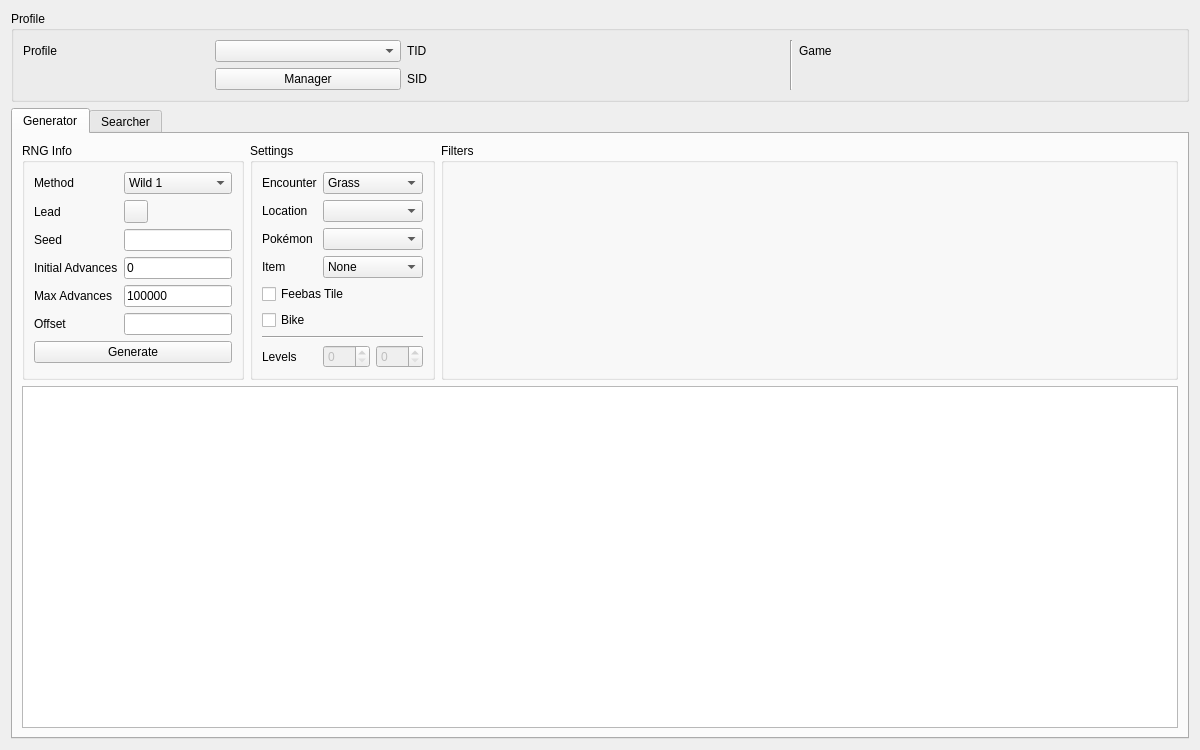
Qt form Form/Gen3/Wild3.ui (Admiral-Fish/PokeFinder) before a commit.
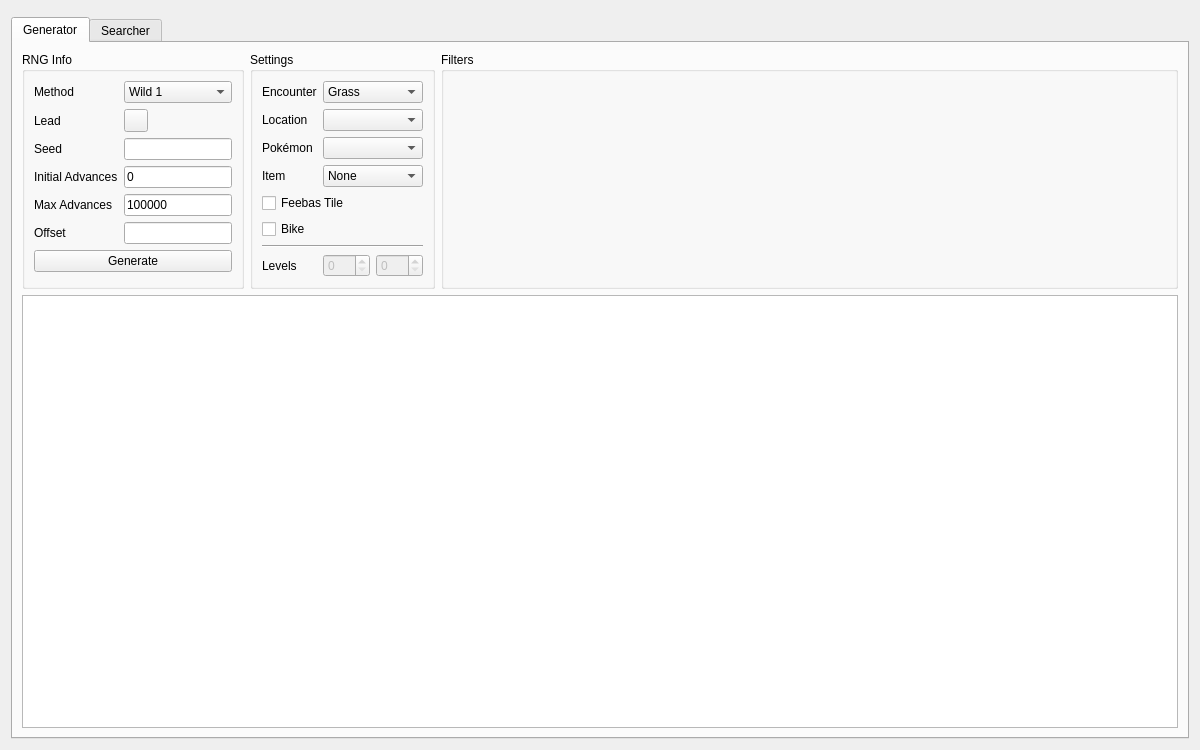
The same form after that commit. Icons and pictures are not drawn. Custom widgets are drawn as their Qt base class.

Commit message: Refactor profile display

The edit to the form file:
```diff
--- a/Form/Gen3/Wild3.ui
+++ b/Form/Gen3/Wild3.ui
@@ -17,68 +17,9 @@
    <iconset>
     <normaloff>../../pokefinder.ico</normaloff>../../pokefinder.ico</iconset>
   </property>
-  <layout class="QGridLayout" name="gridLayout_7">
+  <layout class="QGridLayout" name="gridLayout">
    <item row="0" column="0">
-    <widget class="QGroupBox" name="groupBoxProfile">
-     <property name="title">
-      <string>Profile</string>
-     </property>
-     <layout class="QGridLayout" name="gridLayout_4">
-      <item row="0" column="0">
-       <widget class="QLabel" name="labelProfile">
-        <property name="text">
-         <string>Profile</string>
-        </property>
-       </widget>
-      </item>
-      <item row="0" column="1">
-       <widget class="QComboBox" name="comboBoxProfiles"/>
-      </item>
-      <item row="1" column="1">
-       <widget class="QPushButton" name="pushButtonProfileManager">
-        <property name="text">
-         <string>Manager</string>
-        </property>
-       </widget>
-      </item>
-      <item row="0" column="2">
-       <widget class="QLabel" name="labelProfileTID">
-        <property name="text">
-         <string>TID</string>
-        </property>
-       </widget>
-      </item>
-      <item row="0" column="3">
-       <widget class="QLabel" name="labelProfileTIDValue"/>
-      </item>
-      <item row="1" column="2">
-       <widget class="QLabel" name="labelProfileSID">
-        <property name="text">
-         <string>SID</string>
-        </property>
-       </widget>
-      </item>
-      <item row="1" column="3">
-       <widget class="QLabel" name="labelProfileSIDValue"/>
-      </item>
-      <item row="0" column="4" rowspan="2">
-       <widget class="Line" name="line">
-        <property name="orientation">
-         <enum>Qt::Orientation::Vertical</enum>
-        </property>
-       </widget>
-      </item>
-      <item row="0" column="5">
-       <widget class="QLabel" name="labelProfileGame">
-        <property name="text">
-         <string>Game</string>
-        </property>
-       </widget>
-      </item>
-      <item row="0" column="6">
-       <widget class="QLabel" name="labelProfileGameValue"/>
-      </item>
-     </layout>
+    <widget class="ProfileDisplay3" name="profileDisplay" native="true">
     </widget>
    </item>
    <item row="1" column="0">
@@ -87,13 +28,13 @@
       <attribute name="title">
        <string>Generator</string>
       </attribute>
-      <layout class="QGridLayout" name="gridLayout_5">
+      <layout class="QGridLayout" name="gridLayout_1">
        <item row="0" column="0">
         <widget class="QGroupBox" name="groupBoxGeneratorRNGInfo">
          <property name="title">
           <string>RNG Info</string>
          </property>
-         <layout class="QGridLayout" name="gridLayout_3">
+         <layout class="QGridLayout" name="gridLayout_2">
           <item row="0" column="0">
            <widget class="QLabel" name="labelGeneratorMethod">
             <property name="text">
@@ -193,7 +134,7 @@
          <property name="title">
           <string>Settings</string>
          </property>
-         <layout class="QGridLayout" name="gridLayout_9">
+         <layout class="QGridLayout" name="gridLayout_3">
           <item row="0" column="0">
            <widget class="QLabel" name="labelGeneratorEncounter">
             <property name="text">
@@ -301,7 +242,7 @@
            </widget>
           </item>
           <item row="6" column="0" colspan="3">
-           <widget class="Line" name="line_2">
+           <widget class="Line" name="line">
             <property name="orientation">
              <enum>Qt::Orientation::Horizontal</enum>
             </property>
@@ -348,7 +289,7 @@
          <property name="title">
           <string>Filters</string>
          </property>
-         <layout class="QGridLayout" name="gridLayout">
+         <layout class="QGridLayout" name="gridLayout_4">
           <item row="0" column="0" rowspan="2">
            <widget class="Filter" name="filterGenerator" native="true"/>
           </item>
@@ -364,7 +305,7 @@
       <attribute name="title">
        <string>Searcher</string>
       </attribute>
-      <layout class="QGridLayout" name="gridLayout_8">
+      <layout class="QGridLayout" name="gridLayout_5">
        <item row="0" column="0">
         <widget class="QGroupBox" name="groupBoxSearcherRNGInfo">
          <property name="title">
@@ -436,7 +377,7 @@
          <property name="title">
           <string>Settings</string>
          </property>
-         <layout class="QGridLayout" name="gridLayout_10">
+         <layout class="QGridLayout" name="gridLayout_7">
           <item row="0" column="0">
            <widget class="QLabel" name="labelSearcherEncounter">
             <property name="text">
@@ -591,7 +532,7 @@
          <property name="title">
           <string>Filters</string>
          </property>
-         <layout class="QGridLayout" name="gridLayout_2">
+         <layout class="QGridLayout" name="gridLayout_8">
           <item row="0" column="0" rowspan="2">
            <widget class="Filter" name="filterSearcher" native="true"/>
           </item>
@@ -615,21 +556,16 @@
   </layout>
  </widget>
  <customwidgets>
-  <customwidget>
-   <class>ComboBox</class>
-   <extends>QComboBox</extends>
-   <header>Form/Controls/ComboBox.hpp</header>
-  </customwidget>
-  <customwidget>
-   <class>ComboBoxProxy</class>
-   <extends>QComboBox</extends>
-   <header>Form/Controls/ComboBoxProxy.hpp</header>
-  </customwidget>
   <customwidget>
    <class>TextBox</class>
    <extends>QLineEdit</extends>
    <header>Form/Controls/TextBox.hpp</header>
   </customwidget>
+  <customwidget>
+   <class>ComboBox</class>
+   <extends>QComboBox</extends>
+   <header>Form/Controls/ComboBox.hpp</header>
+  </customwidget>
   <customwidget>
    <class>TableView</class>
    <extends>QTableView</extends>
@@ -647,6 +583,17 @@
    <header>Form/Controls/TabWidget.hpp</header>
    <container>1</container>
   </customwidget>
+  <customwidget>
+   <class>ProfileDisplay3</class>
+   <extends>QWidget</extends>
+   <header>Form/Gen3/Profile/ProfileDisplay3.hpp</header>
+   <container>1</container>
+  </customwidget>
+  <customwidget>
+   <class>ComboBoxProxy</class>
+   <extends>QComboBox</extends>
+   <header>Form/Controls/ComboBoxProxy.hpp</header>
+  </customwidget>
   <customwidget>
    <class>ComboMenu</class>
    <extends>QToolButton</extends>
```
Left out of the diff: 4 changed lines with no effect on the pictures. The commit also changes 110 other files.
